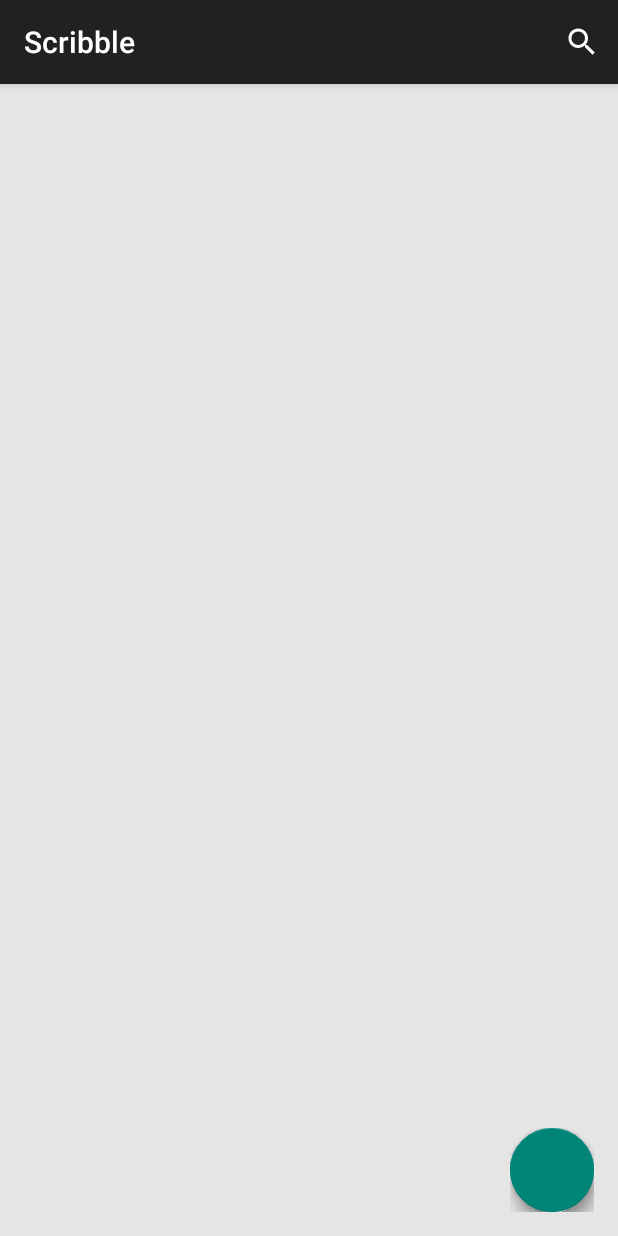
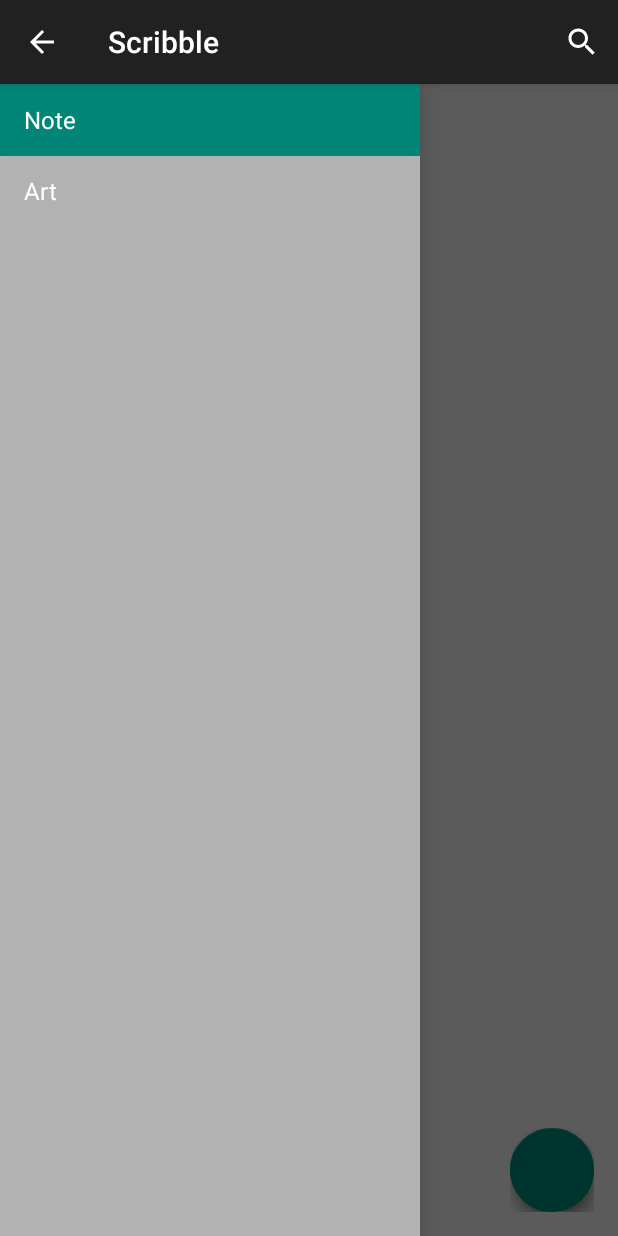
Before and after one commit to radhica/Scribble, an Android app: the screen it shows after launch (MainActivity), on a phone screen of 412 x 824 dp. Run offline under Robolectric (Android 15) with nearby library versions, the phone set to English and light mode, and no system bars; libraries missing offline, so code that uses them is left out: com.getbase.floatingactionbutton, com.nhaarman.listviewanimations; plain views replace DynamicListView, FloatingActionButton, FloatingActionsMenu; 12 statements that could not run were skipped.

Commit message:
1. add nav drawer fragment 2. add base activity and make main activity extend base 3. add icons, layouts and strings for above 4. change drawer activity to add art activity

```diff
--- /dev/null
+++ b/app/src/main/java/fragments/NavigationDrawerFragment.java
@@ -0,0 +1,282 @@
+package fragments;
+
+import android.app.Activity;
+import android.content.SharedPreferences;
+import android.content.res.Configuration;
+import android.os.Bundle;
+import android.preference.PreferenceManager;
+import android.support.v4.app.ActionBarDrawerToggle;
+import android.support.v4.view.GravityCompat;
+import android.support.v4.widget.DrawerLayout;
+import android.support.v7.app.ActionBar;
+import android.support.v7.app.ActionBarActivity;
+import android.view.LayoutInflater;
+import android.view.Menu;
+import android.view.MenuInflater;
+import android.view.MenuItem;
+import android.view.View;
+import android.view.ViewGroup;
+import android.widget.AdapterView;
+import android.widget.ArrayAdapter;
+import android.widget.ListView;
+
+import noteapplication.scribble.com.scribble.R;
+
+
+public class NavigationDrawerFragment extends android.support.v4.app.Fragment {
+
+    /**
+     * Remember the position of the selected item.
+     */
+    private static final String STATE_SELECTED_POSITION = "selected_navigation_drawer_position";
+
+    /**
+     * Per the design guidelines, you should show the drawer on launch until the user manually
+     * expands it. This shared preference tracks this.
+     */
+    private static final String PREF_USER_LEARNED_DRAWER = "navigation_drawer_learned";
+
+    /**
+     * A pointer to the current callbacks instance (the Activity).
+     */
+    private NavigationDrawerCallbacks mCallbacks;
+
+    /**
+     * Helper component that ties the action bar to the navigation drawer.
+     */
+    public ActionBarDrawerToggle mDrawerToggle;
+
+    private DrawerLayout mDrawerLayout;
+    private ListView mDrawerListView;
+    private View mFragmentContainerView;
+
+    private int mCurrentSelectedPosition;
+    private boolean mFromSavedInstanceState;
+    private boolean mUserLearnedDrawer;
+
+    public NavigationDrawerFragment() {
+    }
+
+    @Override
+    public void onCreate(Bundle savedInstanceState) {
+        super.onCreate(savedInstanceState);
+
+        SharedPreferences sp = PreferenceManager.getDefaultSharedPreferences(getActivity());
+        mUserLearnedDrawer = sp.getBoolean(PREF_USER_LEARNED_DRAWER, false);
+
+        if (savedInstanceState != null) {
+            mCurrentSelectedPosition = savedInstanceState.getInt(STATE_SELECTED_POSITION);
+            mFromSavedInstanceState = true;
+        }
+
+        // Select either the default item (0) or the last selected item.
+        selectItem(mCurrentSelectedPosition);
+    }
+
+    @Override
+    public void onActivityCreated(Bundle savedInstanceState) {
+        super.onActivityCreated(savedInstanceState);
+        // Indicate that this fragment would like to influence the set of actions in the action bar.
+        setHasOptionsMenu(true);
+    }
+
+    @Override
+    public View onCreateView(LayoutInflater inflater, ViewGroup container,
+                             Bundle savedInstanceState) {
+
+        mDrawerListView = (ListView) inflater.inflate(
+                R.layout.fragment_navigation_drawer, container, false);
+        mDrawerListView.setOnItemClickListener(new AdapterView.OnItemClickListener() {
+            @Override
+            public void onItemClick(AdapterView<?> parent, View view, int position, long id) {
+                selectItem(position);
+
+            }
+        });
+        mDrawerListView.setAdapter(new ArrayAdapter<String>(
+                getActionBar().getThemedContext(),
+                android.R.layout.simple_list_item_activated_1,
+                android.R.id.text1,
+                new String[]{
+                        getString(R.string.note),
+                        getString(R.string.art)
+                }));
+        mDrawerListView.setItemChecked(mCurrentSelectedPosition, true);
+        return mDrawerListView;
+    }
+
+    public boolean isDrawerOpen() {
+        return mDrawerLayout != null && mDrawerLayout.isDrawerOpen(mFragmentContainerView);
+    }
+
+    /**
+     * Users of this fragment must call this method to set up the navigation drawer interactions.
+     *
+     * @param fragmentId   The android:id of this fragment in its activity's layout.
+     * @param drawerLayout The DrawerLayout containing this fragment's UI.
+     */
+    public void setUp(int fragmentId, DrawerLayout drawerLayout, int icon, int currentPosition) {
+        mFragmentContainerView = getActivity().findViewById(fragmentId);
+        mDrawerLayout = drawerLayout;
+        mCurrentSelectedPosition = currentPosition;
+
+
+        // set a custom shadow that overlays the main content when the drawer opens
+        mDrawerLayout.setDrawerShadow(R.drawable.drawer_shadow, GravityCompat.START);
+        // set up the drawer's list view with items and click listener
+
+        ActionBar actionBar = getActionBar();
+        actionBar.setDisplayHomeAsUpEnabled(true);
+        actionBar.setHomeButtonEnabled(true);
+
+        // ActionBarDrawerToggle ties together the the proper interactions
+        // between the navigation drawer and the action bar app icon.
+        mDrawerToggle = new ActionBarDrawerToggle(
+                getActivity(),                    /* host Activity */
+                mDrawerLayout,                    /* DrawerLayout object */
+                icon,             /* nav drawer image to replace 'Up' caret */
+                R.string.navigation_drawer_open,  /* "open drawer" description for accessibility */
+                R.string.navigation_drawer_close  /* "close drawer" description for accessibility */
+        ) {
+            @Override
+            public void onDrawerClosed(View drawerView) {
+                super.onDrawerClosed(drawerView);
+                if (!isAdded()) {
+                    return;
+                }
+
+                getActivity().supportInvalidateOptionsMenu(); // calls onPrepareOptionsMenu()
+            }
+
+            @Override
+            public void onDrawerOpened(View drawerView) {
+                super.onDrawerOpened(drawerView);
+                if (!isAdded()) {
+                    return;
+                }
+
+                if (!mUserLearnedDrawer) {
+                    // The user manually opened the drawer; store this flag to prevent auto-showing
+                    // the navigation drawer automatically in the future.
+                    mUserLearnedDrawer = true;
+                    SharedPreferences sp = PreferenceManager
+                            .getDefaultSharedPreferences(getActivity());
+                    sp.edit().putBoolean(PREF_USER_LEARNED_DRAWER, true).apply();
+                }
+
+                getActivity().supportInvalidateOptionsMenu(); // calls onPrepareOptionsMenu()
+            }
+        };
+
+        // If the user hasn't 'learned' about the drawer, open it to introduce them to the drawer,
+        // per the navigation drawer design guidelines.
+        if (!mUserLearnedDrawer && !mFromSavedInstanceState) {
+            mDrawerLayout.openDrawer(mFragmentContainerView);
+        }
+
+        // Defer code dependent on restoration of previous instance state.
+        mDrawerLayout.post(new Runnable() {
+            @Override
+            public void run() {
+                mDrawerToggle.syncState();
+            }
+        });
+
+        mDrawerLayout.setDrawerListener(mDrawerToggle);
+        setChecked(currentPosition);
+    }
+
+    private void selectItem(int position) {
+        mCurrentSelectedPosition = position;
+        if (mDrawerListView != null) {
+            mDrawerListView.setItemChecked(position, true);
+        }
+        if (mDrawerLayout != null) {
+            mDrawerLayout.closeDrawer(mFragmentContainerView);
+        }
+        if (mCallbacks != null) {
+            mCallbacks.onNavigationDrawerItemSelected(position);
+        }
+    }
+
+    private void setChecked(int position) {
+        if (mDrawerListView != null) {
+            mDrawerListView.setItemChecked(position, true);
+        }
+    }
+
+    @Override
+    public void onAttach(Activity activity) {
+        super.onAttach(activity);
+        try {
+            mCallbacks = (NavigationDrawerCallbacks) activity;
+        } catch (ClassCastException e) {
+            throw new ClassCastException("Activity must implement NavigationDrawerCallbacks.");
+        }
+    }
+
+    @Override
+    public void onDetach() {
+        super.onDetach();
+        mCallbacks = null;
+    }
+
+    @Override
+    public void onSaveInstanceState(Bundle outState) {
+        super.onSaveInstanceState(outState);
+        outState.putInt(STATE_SELECTED_POSITION, mCurrentSelectedPosition);
+    }
+
+    @Override
+    public void onConfigurationChanged(Configuration newConfig) {
+        super.onConfigurationChanged(newConfig);
+        // Forward the new configuration the drawer toggle component.
+        mDrawerToggle.onConfigurationChanged(newConfig);
+    }
+
+    @Override
+    public void onCreateOptionsMenu(Menu menu, MenuInflater inflater) {
+        // If the drawer is open, show the global app actions in the action bar. See also
+        // showGlobalContextActionBar, which controls the top-left area of the action bar.
+        if (mDrawerLayout != null && isDrawerOpen()) {
+            inflater.inflate(R.menu.menu_base, menu);
+            showGlobalContextActionBar();
+        }
+        super.onCreateOptionsMenu(menu, inflater);
+    }
+
+    @Override
+    public boolean onOptionsItemSelected(MenuItem item) {
+        if (mDrawerToggle.onOptionsItemSelected(item)) {
+            return true;
+        }
+
+        return super.onOptionsItemSelected(item);
+    }
+
+    /**
+     * Per the navigation drawer design guidelines, updates the action bar to show the global app
+     * 'context', rather than just what's in the current screen.
+     */
+    private void showGlobalContextActionBar() {
+        ActionBar actionBar = getActionBar();
+        actionBar.setDisplayShowTitleEnabled(true);
+        actionBar.setNavigationMode(ActionBar.NAVIGATION_MODE_STANDARD);
+        actionBar.setTitle(R.string.app_name);
+    }
+
+    private ActionBar getActionBar() {
+        return ((ActionBarActivity) getActivity()).getSupportActionBar();
+    }
+
+    /**
+     * Callbacks interface that all activities using this fragment must implement.
+     */
+    public interface NavigationDrawerCallbacks {
+        /**
+         * Called when an item in the navigation drawer is selected.
+         */
+        void onNavigationDrawerItemSelected(int position);
+    }
+
+}
--- a/app/src/main/java/noteapplication/scribble/com/scribble/DrawingActivity.java
+++ b/app/src/main/java/noteapplication/scribble/com/scribble/AddArtActivity.java
@@ -14,21 +14,21 @@ import android.view.View;
 
 import UIcontrols.CanvasView;
 
-public class DrawingActivity extends ActionBarActivity {
+public class AddArtActivity extends ActionBarActivity {
 
     private CanvasView customCanvas;
 
     @Override
     protected void onCreate(Bundle savedInstanceState) {
         super.onCreate(savedInstanceState);
-        setContentView(R.layout.draw_activity);
+        setContentView(R.layout.add_art_activity);
         customCanvas = (CanvasView) findViewById(R.id.signature_canvas);
     }
 
     @Override
     public boolean onCreateOptionsMenu(Menu menu) {
         MenuInflater inflater = getMenuInflater();
-        inflater.inflate(R.menu.menu_main, menu);
+        inflater.inflate(R.menu.menu_add, menu);
         return super.onCreateOptionsMenu(menu);
 
     }
--- a/app/src/main/java/noteapplication/scribble/com/scribble/AddNoteActivity.java
+++ b/app/src/main/java/noteapplication/scribble/com/scribble/AddNoteActivity.java
@@ -7,9 +7,6 @@ import android.view.Menu;
 import android.view.MenuInflater;
 import android.view.MenuItem;
 import android.widget.EditText;
-import android.widget.TextView;
-
-import java.text.SimpleDateFormat;
 
 import db.DatabaseHandler;
 import modelObjects.Notes;
@@ -48,7 +45,7 @@ public class AddNoteActivity extends ActionBarActivity {
     @Override
     public boolean onCreateOptionsMenu(Menu menu) {
         MenuInflater inflater = getMenuInflater();
-        inflater.inflate(R.menu.menu_main, menu);
+        inflater.inflate(R.menu.menu_add, menu);
         return super.onCreateOptionsMenu(menu);
 
     }
--- /dev/null
+++ b/app/src/main/java/noteapplication/scribble/com/scribble/BaseActivity.java
@@ -0,0 +1,96 @@
+package noteapplication.scribble.com.scribble;
+
+import android.content.Intent;
+import android.os.Bundle;
+import android.support.v4.widget.DrawerLayout;
+import android.support.v7.app.ActionBar;
+import android.support.v7.app.ActionBarActivity;
+import android.view.Menu;
+import android.widget.FrameLayout;
+
+import fragments.NavigationDrawerFragment;
+
+
+public class BaseActivity extends ActionBarActivity
+        implements NavigationDrawerFragment.NavigationDrawerCallbacks {
+
+    /**
+     * Fragment managing the behaviors, interactions and presentation of the navigation drawer.
+     */
+    protected NavigationDrawerFragment mNavigationDrawerFragment;
+    protected int currentPosition;
+    protected int navDrawerIcon = R.drawable.note_app24x24;
+    protected FrameLayout frameLayout;
+    protected ActionBar actionBar;
+    /**
+     * Used to store the last screen title. For use in {@link #restoreActionBar()}.
+     */
+    private CharSequence mTitle;
+
+    @Override
+    protected void onCreate(Bundle savedInstanceState) {
+        super.onCreate(savedInstanceState);
+        setContentView(R.layout.activity_base);
+        frameLayout = (FrameLayout) findViewById(R.id.container);
+        actionBar = getSupportActionBar();
+
+        currentPosition = getIntent().getIntExtra("currentPosition", 0);
+        mNavigationDrawerFragment = (NavigationDrawerFragment)
+                getSupportFragmentManager().findFragmentById(R.id.navigation_drawer);
+        mTitle = getTitle();
+        // Set up the drawer.
+        mNavigationDrawerFragment.setUp(
+                R.id.navigation_drawer,
+                (DrawerLayout) findViewById(R.id.drawer_layout), navDrawerIcon, currentPosition);
+    }
+
+    @Override
+    public void onNavigationDrawerItemSelected(int position) {
+        Intent intent = null;
+        switch (position) {
+            case 1:
+                intent = new Intent(this, MainActivity.class);
+                break;
+            case 2:
+                intent = new Intent(this, MainActivity.class);
+                break;
+            default:
+                return;
+
+        }
+        intent.putExtra("currentPosition", position);
+        startActivity(intent);
+        finish();
+    }
+
+    protected void onSectionAttached(int number) {
+        switch (number) {
+            case 1:
+                mTitle = getString(R.string.note);
+                break;
+            case 2:
+                mTitle = getString(R.string.art);
+                break;
+        }
+    }
+
+    public void restoreActionBar() {
+        actionBar.setDisplayShowTitleEnabled(true);
+        actionBar.setDisplayHomeAsUpEnabled(true);
+        actionBar.setTitle(mTitle);
+    }
+
+
+    @Override
+    public boolean onCreateOptionsMenu(Menu menu) {
+        if (!mNavigationDrawerFragment.isDrawerOpen()) {
+            // Only show items in the action bar relevant to this screen
+            // if the drawer is not showing. Otherwise, let the drawer
+            // decide what to show in the action bar.
+            getMenuInflater().inflate(R.menu.menu_base, menu);
+            restoreActionBar();
+            return true;
+        }
+        return super.onCreateOptionsMenu(menu);
+    }
+}
--- a/app/src/main/java/noteapplication/scribble/com/scribble/MainActivity.java
+++ b/app/src/main/java/noteapplication/scribble/com/scribble/MainActivity.java
@@ -1,18 +1,18 @@
 package noteapplication.scribble.com.scribble;
 
+import android.app.SearchManager;
+import android.content.Context;
 import android.content.Intent;
 import android.os.Bundle;
 import android.support.annotation.NonNull;
-import android.support.v7.app.ActionBarActivity;
-import android.app.SearchManager;
-import android.content.Context;
+import android.support.v7.app.ActionBar;
 import android.support.v7.widget.SearchView;
 import android.view.Menu;
 import android.view.MenuInflater;
+import android.view.MenuItem;
 import android.view.View;
 import android.view.ViewGroup;
 import android.widget.AdapterView;
-import android.widget.ListView;
 import android.widget.Toast;
 
 import com.getbase.floatingactionbutton.FloatingActionButton;
@@ -27,7 +27,7 @@ import db.DatabaseHandler;
 import modelObjects.Notes;
 
 
-public class MainActivity extends ActionBarActivity {
+public class MainActivity extends BaseActivity {
     private static final int NOTE_REQUEST_CODE = 1000;
     private static final int ART_REQUEST_CODE = 1001;
     private FloatingActionButton addNote;
@@ -41,11 +41,11 @@ public class MainActivity extends ActionBarActivity {
 
     @Override
     protected void onCreate(Bundle savedInstanceState) {
+        navDrawerIcon = R.drawable.note_app24x24;
         super.onCreate(savedInstanceState);
-        setContentView(R.layout.activity_main);
+        getLayoutInflater().inflate(R.layout.activity_main, frameLayout);
         listViewNotes = (DynamicListView) findViewById(R.id.list_view_notes);
         db = new DatabaseHandler(this);
-
         listOfNotes = new ArrayList<>();
         listOfNotes = (ArrayList<Notes>) db.getAllNotes();
         notesAdapter = new NotesAdapter(MainActivity.this, 0, listOfNotes);
@@ -55,7 +55,7 @@ public class MainActivity extends ActionBarActivity {
         listViewNotes.setOnItemClickListener(new AdapterView.OnItemClickListener() {
             @Override
             public void onItemClick(AdapterView<?> parent, View view, int position, long id) {
-                    handleOnItemOnSettings(position);
+                handleOnItemOnSettings(position);
             }
         });
 
@@ -78,8 +78,8 @@ public class MainActivity extends ActionBarActivity {
         addArt.setOnClickListener(new View.OnClickListener() {
             @Override
             public void onClick(View view) {
-                Intent newIntent = new Intent(MainActivity.this, DrawingActivity.class);
-                newIntent.putExtra("EDIT_NOTE",false);
+                Intent newIntent = new Intent(MainActivity.this, AddArtActivity.class);
+                newIntent.putExtra("EDIT_NOTE", false);
                 startActivityForResult(newIntent, ART_REQUEST_CODE);
             }
         });
@@ -101,10 +101,10 @@ public class MainActivity extends ActionBarActivity {
             menu.collapse();
             switch (requestCode) {
                 case NOTE_REQUEST_CODE:
-                    if (data != null ) {
-                        Object object =  data.getSerializableExtra("NEW_NOTE");
-                        if(object !=null){
-                            listOfNotes.add((Notes)object);
+                    if (data != null) {
+                        Object object = data.getSerializableExtra("NEW_NOTE");
+                        if (object != null) {
+                            listOfNotes.add((Notes) object);
                             notesAdapter.notifyDataSetChanged();
                         }
                     }
@@ -113,14 +113,6 @@ public class MainActivity extends ActionBarActivity {
         }
     }
 
-    private void handleOnItemOnSettings(int position) {
-        Toast.makeText(this, notesAdapter.getItem(position).getTitle(), Toast.LENGTH_LONG).show();
-        Intent newIntent = new Intent(MainActivity.this, AddNoteActivity.class);
-        newIntent.putExtra("NOTES_OBJECT",notesAdapter.getItem(position));
-        newIntent.putExtra("EDIT_NOTE",true);
-        startActivityForResult(newIntent, NOTE_REQUEST_CODE);
-
-    }
     @Override
     public boolean onCreateOptionsMenu(Menu menu) {
         MenuInflater inflater = getMenuInflater();
@@ -134,26 +126,43 @@ public class MainActivity extends ActionBarActivity {
 
         searchView.setSubmitButtonEnabled(true);
 
-        SearchView.OnQueryTextListener textChangeListener = new SearchView.OnQueryTextListener()
-        {
+        SearchView.OnQueryTextListener textChangeListener = new SearchView.OnQueryTextListener() {
             @Override
-            public boolean onQueryTextChange(String newText)
-            {
+            public boolean onQueryTextChange(String newText) {
                 notesAdapter.getFilter().filter(newText);
-                System.out.println("on text chnge text: "+newText);
+                System.out.println("on text chnge text: " + newText);
                 return true;
             }
+
             @Override
-            public boolean onQueryTextSubmit(String query)
-            {
+            public boolean onQueryTextSubmit(String query) {
                 notesAdapter.getFilter().filter(query);
-                System.out.println("on query submit: "+query);
+                System.out.println("on query submit: " + query);
                 return true;
             }
         };
         searchView.setOnQueryTextListener(textChangeListener);
-
+        restoreActionBar();
         return true;
     }
 
+    @Override
+    public void restoreActionBar() {
+        ActionBar actionBar = getSupportActionBar();
+        actionBar.setTitle(R.string.note);
+    }
+
+    @Override
+    public boolean onOptionsItemSelected(MenuItem item) {
+        return super.onOptionsItemSelected(item);
+    }
+
+    private void handleOnItemOnSettings(int position) {
+        Toast.makeText(this, notesAdapter.getItem(position).getTitle(), Toast.LENGTH_LONG).show();
+        Intent newIntent = new Intent(MainActivity.this, AddNoteActivity.class);
+        newIntent.putExtra("NOTES_OBJECT", notesAdapter.getItem(position));
+        newIntent.putExtra("EDIT_NOTE", true);
+        startActivityForResult(newIntent, NOTE_REQUEST_CODE);
+
+    }
 }
--- /dev/null
+++ b/app/src/main/res/layout/activity_base.xml
@@ -0,0 +1,23 @@
+<!-- A DrawerLayout is intended to be used as the top-level content view using match_parent for both width and height to consume the full space available. -->
+<android.support.v4.widget.DrawerLayout xmlns:android="http://schemas.android.com/apk/res/android"
+    xmlns:tools="http://schemas.android.com/tools"
+    android:id="@+id/drawer_layout"
+    android:layout_width="match_parent"
+    android:layout_height="match_parent">
+
+    <!-- As the main content view, the view below consumes the entire
+         space available using match_parent in both dimensions. -->
+    <FrameLayout
+        android:id="@+id/container"
+        android:layout_width="match_parent"
+        android:layout_height="match_parent"></FrameLayout>
+
+    <fragment
+        android:id="@+id/navigation_drawer"
+        android:layout_width="@dimen/navigation_drawer_width"
+        android:layout_height="match_parent"
+        android:layout_gravity="start"
+        android:name="fragments.NavigationDrawerFragment"
+        tools:layout="@layout/fragment_navigation_drawer" />
+
+</android.support.v4.widget.DrawerLayout>
--- /dev/null
+++ b/app/src/main/res/layout/fragment_navigation_drawer.xml
@@ -0,0 +1,5 @@
+<ListView xmlns:android="http://schemas.android.com/apk/res/android"
+    xmlns:tools="http://schemas.android.com/tools" android:layout_width="match_parent"
+    android:layout_height="match_parent" android:choiceMode="singleChoice"
+    android:divider="@android:color/transparent" android:dividerHeight="0dp"
+    android:background="#cccc" tools:context=".NavigationDrawerFragment" />
--- /dev/null
+++ b/app/src/main/res/menu/menu_base.xml
@@ -0,0 +1,5 @@
+<menu xmlns:android="http://schemas.android.com/apk/res/android"
+    xmlns:app="http://schemas.android.com/apk/res-auto"
+    xmlns:tools="http://schemas.android.com/tools"
+    tools:context="noteapplication.scribble.com.scribble.BaseActivity">
+</menu>
--- a/app/src/main/res/values/dimens.xml
+++ b/app/src/main/res/values/dimens.xml
@@ -1,5 +1,9 @@
 <resources>
-    <!-- Default screen margins, per the Android Design guidelines. -->
-    <dimen name="activity_horizontal_margin">16dp</dimen>
-    <dimen name="activity_vertical_margin">16dp</dimen>
+<!-- Default screen margins, per the Android Design guidelines. -->
+<dimen name="activity_horizontal_margin">16dp</dimen>
+<dimen name="activity_vertical_margin">16dp</dimen>
+
+<!-- Per the design guidelines, navigation drawers should be between 240dp and 320dp:
+     https://developer.android.com/design/patterns/navigation-drawer.html -->
+<dimen name="navigation_drawer_width">280dp</dimen>
 </resources>
--- a/app/src/main/res/values/strings.xml
+++ b/app/src/main/res/values/strings.xml
@@ -13,5 +13,10 @@
     <string name="clear_canvas">CLEAR CANVAS</string>
     <string name="menu_search">Search</string>
     <string name="last_modified">LAST MODIFIED:</string>
+    <string name="title_activity_base">BaseActivity</string>
+    <string name="page_refresh">Refresh</string>
+
+    <string name="navigation_drawer_open">Open navigation drawer</string>
+    <string name="navigation_drawer_close">Close navigation drawer</string>
 
 </resources>
```
Also changed, not shown: app/src/main/AndroidManifest.xml (+12 -6 lines), app/src/main/res/drawable/drawer_shadow.9.png (added), app/src/main/res/drawable/note_app24x24.png (added), app/src/main/res/layout/add_art_activity.xml (renamed from app/src/main/res/layout/draw_activity.xml), app/src/main/res/menu/menu_add.xml (renamed from app/src/main/res/menu/menu_main.xml), 1 other file.
